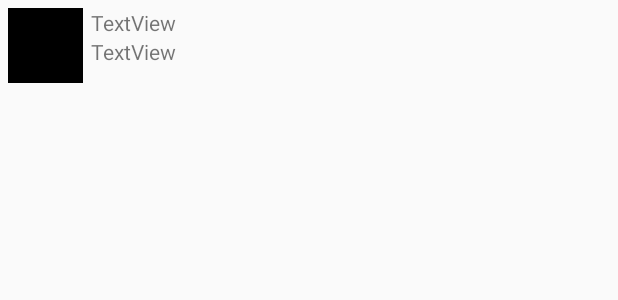
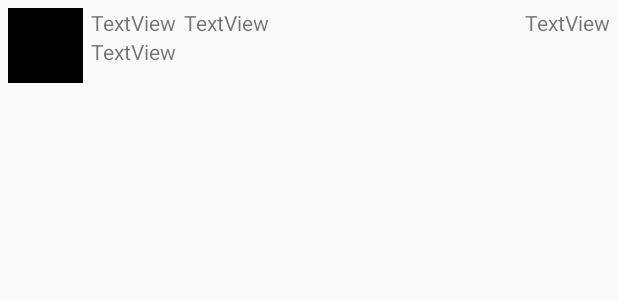
Before and after one commit to nokolo99/Twitter, an Android app: the layout item_tweet.xml on its own in the app's theme, with its tools: preview values and no code run, on a phone screen of 412 x 824 dp. Shown: the top 300 px of the screen. Run offline under Robolectric (Android 15) with nearby library versions, the phone set to English and light mode, and no system bars.

Commit message:
Time Stamp and Twitter Handle added to Tweet Layout

```diff
--- a/app/build.gradle
+++ b/app/build.gradle
@@ -51,4 +51,6 @@ dependencies {
     annotationProcessor 'com.github.bumptech.glide:compiler:4.7.1'
     implementation 'org.parceler:parceler-api:1.1.6'
     annotationProcessor 'org.parceler:parceler:1.1.6'
+    implementation 'com.android.support:support-v4:27.1.1'
+
 }
--- a/app/src/main/res/layout/item_tweet.xml
+++ b/app/src/main/res/layout/item_tweet.xml
@@ -18,15 +18,33 @@
         android:layout_height="wrap_content"
         android:layout_alignParentTop="true"
         android:layout_marginLeft="5dp"
+        android:layout_marginRight="5dp"
         android:layout_toEndOf="@+id/ivProfileImage"
         android:text="TextView" />
 
     <TextView
         android:id="@+id/tvBody"
         android:layout_width="wrap_content"
-        android:layout_height="30dp"
+        android:layout_height="35dp"
         android:layout_below="@+id/tvUserName"
         android:layout_marginLeft="5dp"
         android:layout_toEndOf="@+id/ivProfileImage"
         android:text="TextView" />
+
+    <TextView
+        android:id="@+id/tvHandle"
+        android:layout_width="wrap_content"
+        android:layout_height="wrap_content"
+        android:layout_alignParentTop="true"
+        android:layout_toEndOf="@+id/tvUserName"
+        android:text="TextView" />
+
+    <TextView
+        android:id="@+id/tvTime"
+        android:layout_width="wrap_content"
+        android:layout_height="wrap_content"
+        android:layout_alignParentEnd="true"
+        android:layout_alignParentTop="true"
+        android:text="TextView" />
+
 </RelativeLayout>
```
Also changed, not shown: app/src/main/java/com/codepath/apps/restclienttemplate/TweetAdapter.java (+28 -0 lines), app/src/main/res/layout/activity_timeline.xml (+7 -0 lines).
